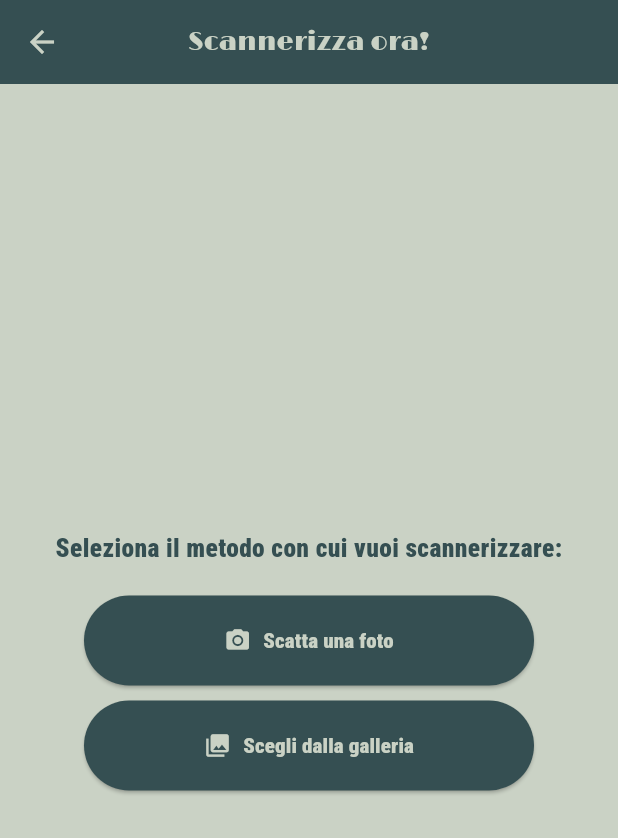
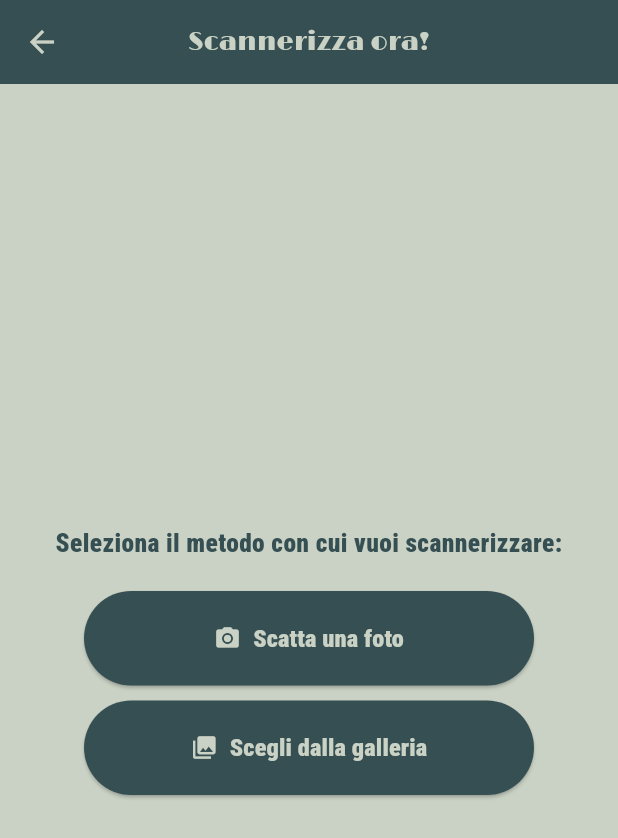
Before and after one commit to akzSermona/ArtLens, a Flutter app: the ScanScreen screen opened directly, on a phone screen of 412 x 824 dp. Shown: the top 838 px of the screen. Run offline on Flutter 3.47's test engine with Material 3 defaults, Android fonts, the phone set to English and light mode, and no system bars; our stand-ins replace flutter_riverpod, flutter_screenutil, image_picker, sqflite; accounts and stored records are empty.

Commit message:
refactor ImageInput widget to enhance button text styling with responsive design

```diff
--- a/lib/widgets/image_input.dart
+++ b/lib/widgets/image_input.dart
@@ -1,6 +1,7 @@
 import 'dart:io';
 import 'package:artlens/main.dart';
 import 'package:flutter/material.dart';
+import 'package:flutter_screenutil/flutter_screenutil.dart';
 import 'package:image_picker/image_picker.dart';
 
 class ImageInput extends StatefulWidget {
@@ -46,6 +47,7 @@ class _ImageInputState extends State<ImageInput> {
               style: TextStyle(
                 fontFamily: 'RobotoCondensed',
                 color: customColorScheme.onPrimary,
+                fontSize: 16.r,
               ),
             ),
             style: ElevatedButton.styleFrom(
@@ -66,6 +68,7 @@ class _ImageInputState extends State<ImageInput> {
               style: TextStyle(
                 fontFamily: 'RobotoCondensed',
                 color: customColorScheme.onPrimary,
+                fontSize: 16.r,
               ),
             ),
             style: ElevatedButton.styleFrom(
```
